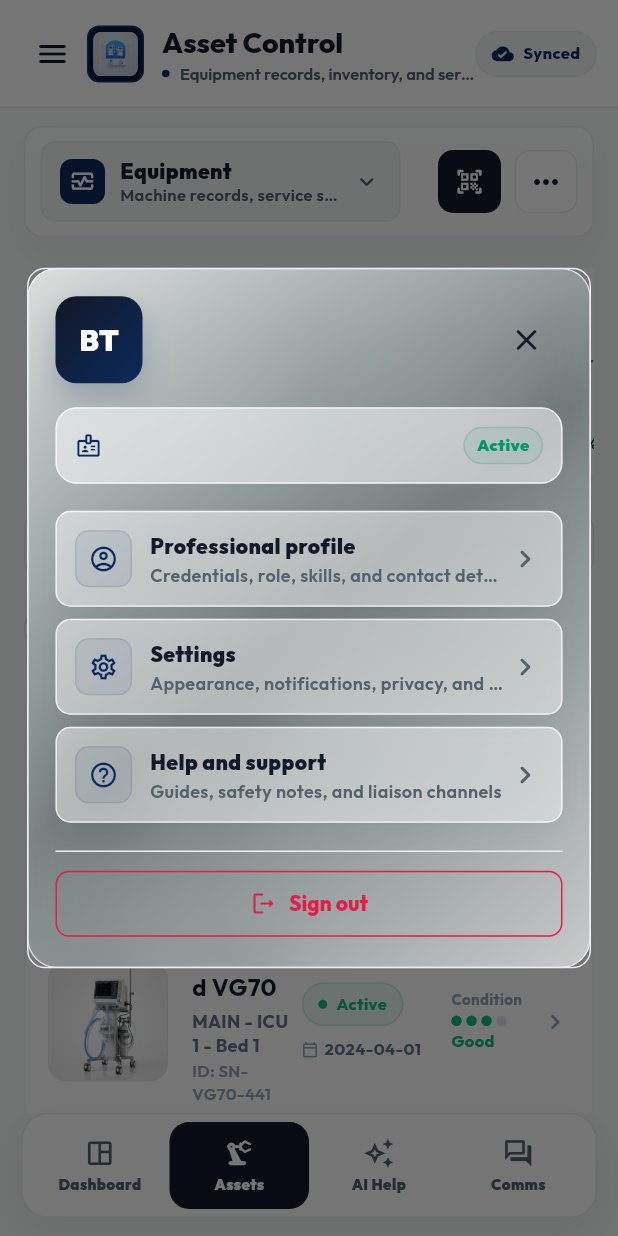
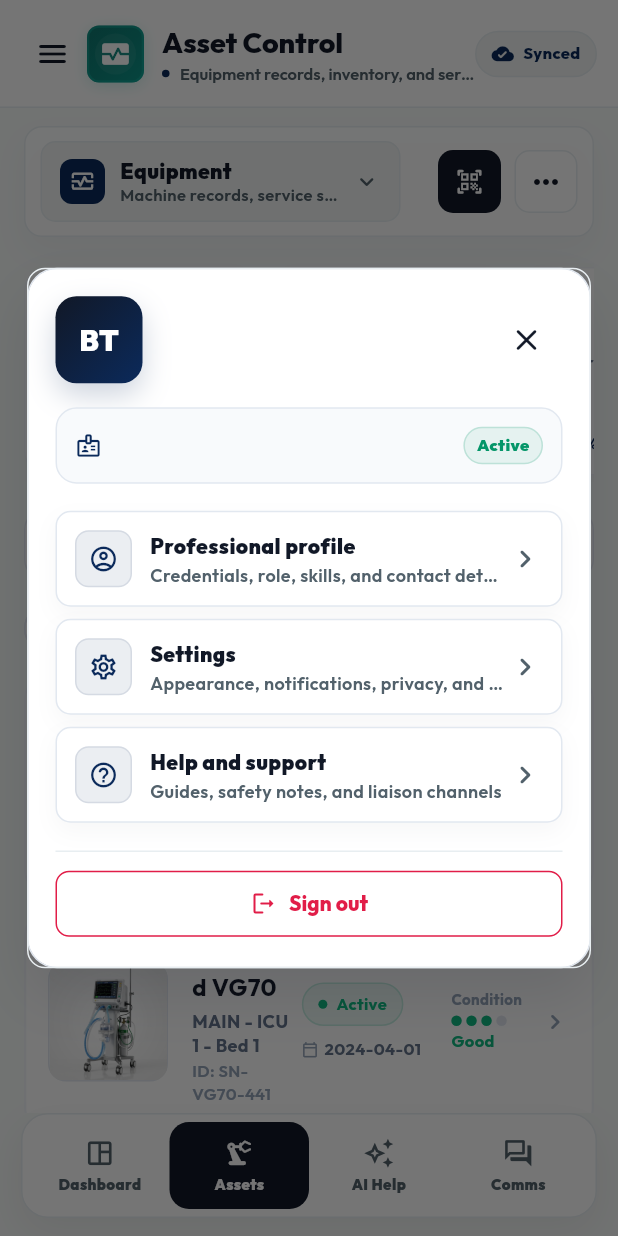
Before and after one commit to NDICCE-debugg/ma_1, a Flutter app: the HomeScreen screen opened directly, item 2 of the bottom bar chosen, after a tap on the "menu" icon, on a phone screen of 412 x 824 dp. Run offline on Flutter 3.47's test engine with Material 3 defaults, Android fonts, the phone set to English and light mode, and no system bars; drawn by our look-alikes of flutter_animate; our stand-ins replace audioplayers, file_picker, flutter_local_notifications, flutter_markdown_plus, flutter_tts, google_fonts and 8 more; missing offline and left inert: dart_jsonwebtoken, flutter_background_service, mobile_scanner; accounts and stored records are empty; network calls fail.

```diff
--- a/lib/screens/ai_diagnostics_sheet.dart
+++ b/lib/screens/ai_diagnostics_sheet.dart
@@ -274,7 +274,7 @@ class _AiDiagnosticsSheetState extends State<AiDiagnosticsSheet> {
                           'Diagnostics Command Panel',
                           style: TextStyle(
                             fontSize: 19,
-                            fontWeight: FontWeight.w950,
+                            fontWeight: FontWeight.w900,
                             fontFamily: 'Outfit',
                             color: isDark ? Colors.white : AppTheme.primaryDark,
                           ),
@@ -779,7 +779,7 @@ class _AiDiagnosticsSheetState extends State<AiDiagnosticsSheet> {
             value,
             style: TextStyle(
               fontSize: 14,
-              fontWeight: FontWeight.w950,
+              fontWeight: FontWeight.w900,
               fontFamily: 'Outfit',
               color: isDark ? Colors.white : AppTheme.textPrimary,
             ),
--- a/lib/screens/dashboard_view.dart
+++ b/lib/screens/dashboard_view.dart
@@ -164,27 +164,43 @@ class _DashboardViewState extends State<DashboardView> {
   }
 
   Widget _buildGreetingHeader() {
+    final isDark = Theme.of(context).brightness == Brightness.dark;
+    final chipBg = isDark ? const Color(0xFF0A1518) : Colors.white;
+    final chipBorder = isDark ? const Color(0xFF24353A) : const Color(0xFFE2E8F0);
+    final textPrimaryColor = isDark ? Colors.white : AppTheme.textPrimary;
+    final textSecondaryColor = isDark ? const Color(0xFF94A3B8) : AppTheme.textSecondary;
+
+    final hour = DateTime.now().hour;
+    String greeting;
+    if (hour >= 5 && hour < 12) {
+      greeting = 'Good morning, Michael';
+    } else if (hour >= 12 && hour < 17) {
+      greeting = 'Good afternoon, Michael';
+    } else {
+      greeting = 'Good evening, Michael';
+    }
+
     return Row(
       children: [
-        const Expanded(
+        Expanded(
           child: Column(
             crossAxisAlignment: CrossAxisAlignment.start,
             children: [
               Text(
-                'Good morning, Michael',
+                greeting,
                 style: TextStyle(
-                  color: AppTheme.textPrimary,
+                  color: textPrimaryColor,
                   fontSize: 24,
                   fontWeight: FontWeight.w900,
                   fontFamily: 'Outfit',
                   letterSpacing: -0.6,
                 ),
               ),
-              SizedBox(height: 4),
+              const SizedBox(height: 4),
               Text(
                 "Here's what's happening with your equipment today.",
                 style: TextStyle(
-                  color: AppTheme.textSecondary,
+                  color: textSecondaryColor,
                   fontSize: 13,
                   fontWeight: FontWeight.w600,
                   fontFamily: 'Outfit',
@@ -197,38 +213,44 @@ class _DashboardViewState extends State<DashboardView> {
         Container(
           padding: const EdgeInsets.symmetric(horizontal: 12, vertical: 8),
           decoration: BoxDecoration(
-            color: Colors.white,
+            color: chipBg,
             borderRadius: BorderRadius.circular(16),
-            border: Border.all(color: const Color(0xFFE2E8F0)),
+            border: Border.all(color: chipBorder),
             boxShadow: [
               BoxShadow(
-                color: Colors.black.withValues(alpha: 0.015),
+                color: isDark
+                    ? Colors.black.withValues(alpha: 0.15)
+                    : Colors.black.withValues(alpha: 0.015),
                 blurRadius: 8,
                 offset: const Offset(0, 4),
               ),
             ],
           ),
-          child: const Row(
+          child: Row(
             children: [
-              Icon(Icons.cloud_queue_rounded, color: Colors.blue, size: 20),
-              SizedBox(width: 8),
+              Icon(
+                hour >= 6 && hour < 18 ? Icons.wb_sunny_rounded : Icons.nights_stay_rounded,
+                color: hour >= 6 && hour < 18 ? Colors.amber : Colors.indigoAccent,
+                size: 20,
+              ),
+              const SizedBox(width: 8),
               Column(
                 crossAxisAlignment: CrossAxisAlignment.start,
                 mainAxisSize: MainAxisSize.min,
                 children: [
                   Text(
-                    '22°C',
+                    hour >= 6 && hour < 18 ? '22°C' : '16°C',
                     style: TextStyle(
-                      color: AppTheme.textPrimary,
+                      color: textPrimaryColor,
                       fontSize: 12,
                       fontWeight: FontWeight.w900,
                       fontFamily: 'Outfit',
                     ),
                   ),
                   Text(
-                    'Partly Cloudy',
+                    hour >= 6 && hour < 18 ? 'Partly Cloudy' : 'Clear Sky',
                     style: TextStyle(
-                      color: AppTheme.textSecondary,
+                      color: textSecondaryColor,
                       fontSize: 9,
                       fontWeight: FontWeight.bold,
                       fontFamily: 'Outfit',
@@ -310,17 +332,25 @@ class _DashboardViewState extends State<DashboardView> {
     IconData icon,
     Color color,
   ) {
+    final isDark = Theme.of(context).brightness == Brightness.dark;
+    final cardBg = isDark ? const Color(0xFF0A1518) : Colors.white;
+    final cardBorder = isDark ? const Color(0xFF24353A) : const Color(0xFFE2E8F0);
+    final textPrimaryColor = isDark ? Colors.white : AppTheme.textPrimary;
+    final textSecondaryColor = isDark ? const Color(0xFF94A3B8) : AppTheme.textSecondary;
+
     return Container(
       padding: const EdgeInsets.all(14),
       decoration: BoxDecoration(
-        color: Colors.white,
+        color: cardBg,
         borderRadius: BorderRadius.circular(16),
-        border: Border.all(color: const Color(0xFFE2E8F0)),
+        border: Border.all(color: cardBorder, width: 1),
         boxShadow: [
           BoxShadow(
-            color: Colors.black.withValues(alpha: 0.015),
-            blurRadius: 12,
-            offset: const Offset(0, 6),
+            color: isDark
+                ? Colors.black.withValues(alpha: 0.25)
+                : Colors.black.withValues(alpha: 0.02),
+            blurRadius: 16,
+            offset: const Offset(0, 8),
           ),
         ],
       ),
@@ -334,8 +364,12 @@ class _DashboardViewState extends State<DashboardView> {
               Container(
                 padding: const EdgeInsets.all(6),
                 decoration: BoxDecoration(
-                  color: color.withValues(alpha: 0.08),
+                  color: color.withValues(alpha: isDark ? 0.15 : 0.08),
                   borderRadius: BorderRadius.circular(8),
+                  border: Border.all(
+                    color: color.withValues(alpha: isDark ? 0.3 : 0.15),
+                    width: 1,
+                  ),
                 ),
                 child: Icon(icon, color: color, size: 18),
               ),
@@ -347,8 +381,8 @@ class _DashboardViewState extends State<DashboardView> {
             children: [
               Text(
                 title,
-                style: const TextStyle(
-                  color: AppTheme.textSecondary,
+                style: TextStyle(
+                  color: textSecondaryColor,
                   fontSize: 11,
                   fontWeight: FontWeight.bold,
                   fontFamily: 'Outfit',
@@ -357,8 +391,8 @@ class _DashboardViewState extends State<DashboardView> {
               const SizedBox(height: 2),
               Text(
                 value,
-                style: const TextStyle(
-                  color: AppTheme.textPrimary,
+                style: TextStyle(
+                  color: textPrimaryColor,
                   fontSize: 22,
                   fontWeight: FontWeight.w900,
                   fontFamily: 'Outfit',
--- a/lib/screens/home_screen.dart
+++ b/lib/screens/home_screen.dart
@@ -1,6 +1,4 @@
 import 'dart:async';
-
-import 'dart:ui';
 
 import 'package:flutter/material.dart';
 import 'package:ma_1/screens/ai_assistant_view.dart';
@@ -359,6 +357,14 @@ class _HomeScreenState extends State<HomeScreen> {
     await showDialog<void>(
       context: context,
       builder: (dialogContext) {
+        final isDark = Theme.of(dialogContext).brightness == Brightness.dark;
+        final dialogBg = isDark ? const Color(0xFF0A1518) : Colors.white;
+        final dialogBorder = isDark ? const Color(0xFF24353A) : const Color(0xFFE2E8F0);
+        final badgeBg = isDark ? const Color(0xFF111F23) : const Color(0xFFF8FAFC);
+        final badgeBorder = isDark ? const Color(0xFF24353A) : const Color(0xFFE2E8F0);
+        final textPrimaryColor = isDark ? Colors.white : AppTheme.textPrimary;
+        final textSecondaryColor = isDark ? const Color(0xFF94A3B8) : AppTheme.textSecondary;
+
         return Dialog(
           backgroundColor: Colors.transparent,
           surfaceTintColor: Colors.transparent,
@@ -366,34 +372,24 @@ class _HomeScreenState extends State<HomeScreen> {
               const EdgeInsets.symmetric(horizontal: 18, vertical: 24),
           child: ConstrainedBox(
             constraints: const BoxConstraints(maxWidth: 460),
-            child: ClipRRect(
-              borderRadius: BorderRadius.circular(20),
-              child: BackdropFilter(
-                filter: ImageFilter.blur(sigmaX: 20, sigmaY: 20),
             child: Container(
               padding: const EdgeInsets.all(18),
               decoration: BoxDecoration(
-                    color: Colors.white.withValues(alpha: 0.82),
+                color: dialogBg,
                 borderRadius: BorderRadius.circular(20),
                 border: Border.all(
-                      color: Colors.white.withValues(alpha: 0.72),
+                  color: dialogBorder,
+                  width: 1,
                 ),
                 boxShadow: [
                   BoxShadow(
-                        color: AppTheme.primary.withValues(alpha: 0.14),
+                    color: isDark
+                        ? Colors.black.withValues(alpha: 0.4)
+                        : AppTheme.primary.withValues(alpha: 0.12),
                     blurRadius: 32,
                     offset: const Offset(0, 18),
                   ),
                 ],
-                    gradient: LinearGradient(
-                      begin: Alignment.topLeft,
-                      end: Alignment.bottomRight,
-                      colors: [
-                        Colors.white.withValues(alpha: 0.94),
-                        AppTheme.iceBlue.withValues(alpha: 0.2),
-                        Colors.white.withValues(alpha: 0.78),
-                      ],
-                    ),
               ),
               child: Column(
                 mainAxisSize: MainAxisSize.min,
@@ -440,8 +436,8 @@ class _HomeScreenState extends State<HomeScreen> {
                               name,
                               maxLines: 1,
                               overflow: TextOverflow.ellipsis,
-                                  style: const TextStyle(
-                                    color: AppTheme.textPrimary,
+                              style: TextStyle(
+                                color: textPrimaryColor,
                                 fontFamily: 'Outfit',
                                 fontSize: 18,
                                 fontWeight: FontWeight.w900,
@@ -452,8 +448,8 @@ class _HomeScreenState extends State<HomeScreen> {
                               email,
                               maxLines: 1,
                               overflow: TextOverflow.ellipsis,
-                                  style: const TextStyle(
-                                    color: AppTheme.textSecondary,
+                              style: TextStyle(
+                                color: textSecondaryColor,
                                 fontFamily: 'Outfit',
                                 fontSize: 12,
                                 fontWeight: FontWeight.w600,
@@ -474,10 +470,10 @@ class _HomeScreenState extends State<HomeScreen> {
                     width: double.infinity,
                     padding: const EdgeInsets.all(12),
                     decoration: BoxDecoration(
-                          color: Colors.white.withValues(alpha: 0.54),
+                      color: badgeBg,
                       borderRadius: BorderRadius.circular(14),
                       border: Border.all(
-                            color: Colors.white.withValues(alpha: 0.72),
+                        color: badgeBorder,
                       ),
                     ),
                     child: Row(
@@ -488,8 +484,8 @@ class _HomeScreenState extends State<HomeScreen> {
                         Expanded(
                           child: Text(
                             reg,
-                                style: const TextStyle(
-                                  color: AppTheme.textPrimary,
+                            style: TextStyle(
+                              color: textPrimaryColor,
                               fontFamily: 'Outfit',
                               fontSize: 13,
                               fontWeight: FontWeight.w800,
@@ -554,8 +550,6 @@ class _HomeScreenState extends State<HomeScreen> {
                     ),
                   ),
                 ],
-                  ),
-                ),
               ),
             ),
           ),
@@ -859,6 +853,12 @@ class _AccountMenuTile extends StatelessWidget {
 
   @override
   Widget build(BuildContext context) {
+    final isDark = Theme.of(context).brightness == Brightness.dark;
+    final tileBg = isDark ? const Color(0xFF111F23) : Colors.white;
+    final tileBorder = isDark ? const Color(0xFF24353A) : const Color(0xFFE2E8F0);
+    final textPrimaryColor = isDark ? Colors.white : AppTheme.textPrimary;
+    final textSecondaryColor = isDark ? const Color(0xFF94A3B8) : AppTheme.textSecondary;
+
     return Padding(
       padding: const EdgeInsets.only(bottom: 8),
       child: InkWell(
@@ -868,11 +868,13 @@ class _AccountMenuTile extends StatelessWidget {
           padding: const EdgeInsets.all(12),
           decoration: BoxDecoration(
             borderRadius: BorderRadius.circular(10),
-            color: Colors.white.withValues(alpha: 0.48),
-            border: Border.all(color: Colors.white.withValues(alpha: 0.7)),
+            color: tileBg,
+            border: Border.all(color: tileBorder),
             boxShadow: [
               BoxShadow(
-                color: AppTheme.primary.withValues(alpha: 0.035),
+                color: isDark
+                    ? Colors.black.withValues(alpha: 0.2)
+                    : AppTheme.primary.withValues(alpha: 0.035),
                 blurRadius: 12,
                 offset: const Offset(0, 6),
               ),
@@ -898,8 +900,8 @@ class _AccountMenuTile extends StatelessWidget {
                   children: [
                     Text(
                       title,
-                      style: const TextStyle(
-                        color: AppTheme.textPrimary,
+                      style: TextStyle(
+                        color: textPrimaryColor,
                         fontFamily: 'Outfit',
                         fontSize: 14,
                         fontWeight: FontWeight.w900,
@@ -910,8 +912,8 @@ class _AccountMenuTile extends StatelessWidget {
                       subtitle,
                       maxLines: 1,
                       overflow: TextOverflow.ellipsis,
-                      style: const TextStyle(
-                        color: AppTheme.textSecondary,
+                      style: TextStyle(
+                        color: textSecondaryColor,
                         fontFamily: 'Outfit',
                         fontSize: 12,
                         fontWeight: FontWeight.w600,
@@ -920,8 +922,8 @@ class _AccountMenuTile extends StatelessWidget {
                   ],
                 ),
               ),
-              const Icon(Icons.chevron_right_rounded,
-                  color: AppTheme.textSecondary),
+              Icon(Icons.chevron_right_rounded,
+                  color: textSecondaryColor),
             ],
           ),
         ),
--- a/lib/services/gemini_service.dart
+++ b/lib/services/gemini_service.dart
@@ -1,3 +1,4 @@
+import 'dart:typed_data';
 import 'package:shared_preferences/shared_preferences.dart';
 import 'package:google_generative_ai/google_generative_ai.dart';
 import 'package:ma_1/utils/app_config.dart';
@@ -22,10 +23,22 @@ class GeminiAttachment {
 /// conversation history, and streaming support.
 class GeminiService {
   static final GeminiService instance = GeminiService._init();
-  GeminiService._init();
+
+  GeminiService._init() {
+    _loadInitialKey();
+  }
+
+  Future<void> _loadInitialKey() async {
+    final prefs = await SharedPreferences.getInstance();
+    final customKey = prefs.getString('custom_gemini_api_key');
+    _activeApiKey = (customKey != null && customKey.isNotEmpty) ? customKey : AppConfig.geminiApiKey;
+  }
 
   GenerativeModel? _model;
   ChatSession? _chat;
+  String _activeApiKey = AppConfig.geminiApiKey;
+
+  bool get isConfigured => _activeApiKey.isNotEmpty && _activeApiKey != 'YOUR_GEMINI_API_KEY_HERE';
 
   // System instruction tuned for biomedical equipment technicians
   static const String _systemPrompt = '''
@@ -58,6 +71,7 @@ RULES:
   void resetModel() {
     _model = null;
     _chat = null;
+    _loadInitialKey();
   }
 
   /// Initialises the model and starts a new chat session dynamically.
--- a/lib/widgets/pulse_logo.dart
+++ b/lib/widgets/pulse_logo.dart
@@ -12,32 +12,51 @@ class PulseLogo extends StatelessWidget {
 
   @override
   Widget build(BuildContext context) {
+    final double iconSize = size * 0.56;
+
     return Container(
       width: size,
       height: size,
-      padding: EdgeInsets.all(size * 0.08),
+      alignment: Alignment.center,
       decoration: BoxDecoration(
-        color: const Color(0xFF071B3A),
+        gradient: const LinearGradient(
+          colors: [
+            Color(0xFF0F766E), // teal-700
+            Color(0xFF0D9488), // teal-600
+          ],
+          begin: Alignment.topLeft,
+          end: Alignment.bottomRight,
+        ),
         borderRadius: BorderRadius.circular(borderRadius),
-        border: Border.all(color: const Color(0xFF123A66)),
+        border: Border.all(
+          color: const Color(0xFF14B8A6).withValues(alpha: 0.4),
+          width: 1.5,
+        ),
+        boxShadow: [
+          BoxShadow(
+            color: const Color(0xFF14B8A6).withValues(alpha: 0.2),
+            blurRadius: 8,
+            offset: const Offset(0, 2),
+          ),
+        ],
       ),
-      child: ClipRRect(
-        borderRadius: BorderRadius.circular(borderRadius * 0.72),
-        child: Image.asset(
-          'assets/icon.png',
-          fit: BoxFit.cover,
-          errorBuilder: (context, error, stackTrace) {
-            return Container(
-              color: const Color(0xFF071B3A),
-              alignment: Alignment.center,
-              child: Icon(
-                Icons.graphic_eq_rounded,
-                color: Colors.white,
-                size: size * 0.52,
-              ),
-            );
-          },
-        ),
+      child: Stack(
+        alignment: Alignment.center,
+        children: [
+          Container(
+            width: size * 0.72,
+            height: size * 0.72,
+            decoration: BoxDecoration(
+              shape: BoxShape.circle,
+              color: Colors.white.withValues(alpha: 0.06),
+            ),
+          ),
+          Icon(
+            Icons.monitor_heart_rounded,
+            color: Colors.white,
+            size: iconSize,
+          ),
+        ],
       ),
     );
   }
```
Lines whose indentation alone changed are shown as unchanged.
